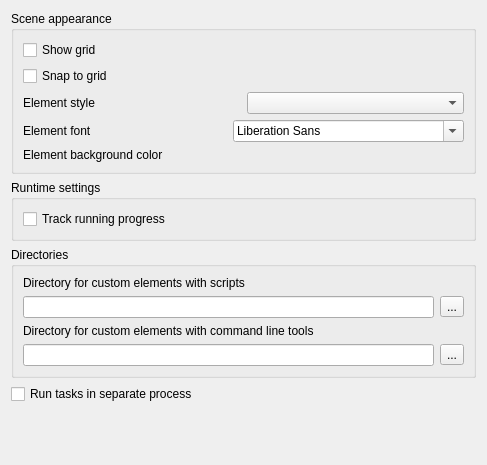
Old version of the form src/plugins/workflow_designer/src/ui/WorkflowSettingsWidget.ui in the repository dualword/ugene-qt4.
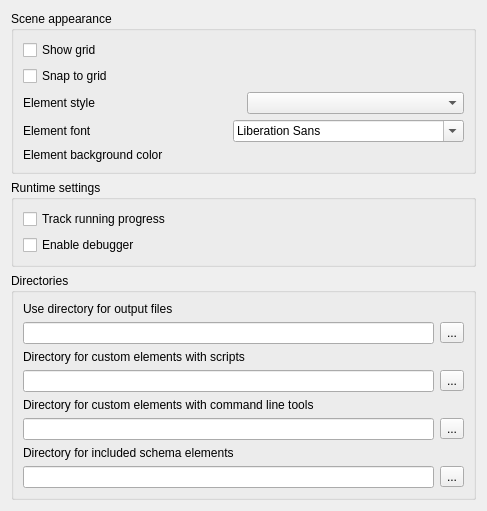
New version of the form.

The edit to the form file:
```diff
--- a/src/plugins/workflow_designer/src/ui/WorkflowSettingsWidget.ui
+++ b/src/plugins/workflow_designer/src/ui/WorkflowSettingsWidget.ui
@@ -7,7 +7,7 @@
     <x>0</x>
     <y>0</y>
     <width>487</width>
-    <height>465</height>
+    <height>508</height>
    </rect>
   </property>
   <property name="windowTitle">
@@ -99,6 +99,16 @@
         </property>
        </widget>
       </item>
+      <item>
+       <widget class="QCheckBox" name="debuggerBox">
+        <property name="text">
+         <string>Enable debugger</string>
+        </property>
+        <property name="tristate">
+         <bool>false</bool>
+        </property>
+       </widget>
+      </item>
      </layout>
     </widget>
    </item>
@@ -108,6 +118,27 @@
       <string>Directories</string>
      </property>
      <layout class="QVBoxLayout" name="verticalLayout">
+      <item>
+       <widget class="QLabel" name="label_7">
+        <property name="text">
+         <string>Use directory for output files</string>
+        </property>
+       </widget>
+      </item>
+      <item>
+       <layout class="QHBoxLayout" name="horizontalLayout_7">
+        <item>
+         <widget class="QLineEdit" name="workflowOutputEdit"/>
+        </item>
+        <item>
+         <widget class="QToolButton" name="workflowOutputButton">
+          <property name="text">
+           <string notr="true">...</string>
+          </property>
+         </widget>
+        </item>
+       </layout>
+      </item>
       <item>
        <widget class="QLabel" name="label_4">
         <property name="text">
@@ -150,16 +181,30 @@
         </item>
        </layout>
       </item>
+      <item>
+       <widget class="QLabel" name="label_6">
+        <property name="text">
+         <string>Directory for included schema elements</string>
+        </property>
+       </widget>
+      </item>
+      <item>
+       <layout class="QHBoxLayout" name="horizontalLayout_6">
+        <item>
+         <widget class="QLineEdit" name="includedlDirEdit"/>
+        </item>
+        <item>
+         <widget class="QToolButton" name="includedDirButton">
+          <property name="text">
+           <string notr="true">...</string>
+          </property>
+         </widget>
+        </item>
+       </layout>
+      </item>
      </layout>
     </widget>
    </item>
-   <item>
-    <widget class="QCheckBox" name="runInSeparateProcessBox">
-     <property name="text">
-      <string>Run tasks in separate process</string>
-     </property>
-    </widget>
-   </item>
    <item>
     <spacer name="verticalSpacer">
      <property name="orientation">
```
